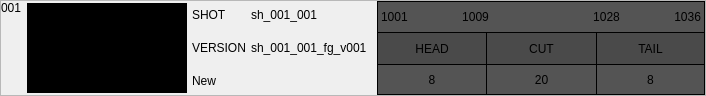
Before: the Qt Designer form resources/cut_diff_card.ui in shotgunsoftware/tk-multi-importcut, drawn with Qt 5.
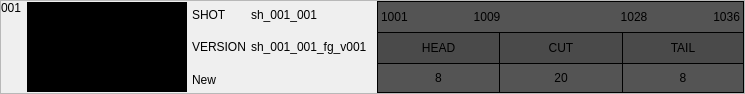
After: the same form once the commit is applied. Icons and pictures are not drawn.

Commit message:
Version retrieval and UI aligment
Better labels alignment for cut cards
Removed lower call to retrieve versions as SG find is case insensitive
Versions linked to other things than the cut shot are now flagged as a warning
and don't raise errors anymore.§

Diff of the .ui file:
```diff
--- a/resources/cut_diff_card.ui
+++ b/resources/cut_diff_card.ui
@@ -6,8 +6,8 @@
    <rect>
     <x>0</x>
     <y>0</y>
-    <width>706</width>
-    <height>96</height>
+    <width>745</width>
+    <height>94</height>
    </rect>
   </property>
   <property name="windowTitle">
@@ -100,7 +100,7 @@
       </widget>
      </item>
      <item>
-      <layout class="QGridLayout" name="gridLayout_2">
+      <layout class="QGridLayout" name="gridLayout_2" columnstretch="0,1">
        <item row="1" column="1">
         <widget class="QLabel" name="version_name_label">
          <property name="text">
```
The commit also changes 5 other files.
